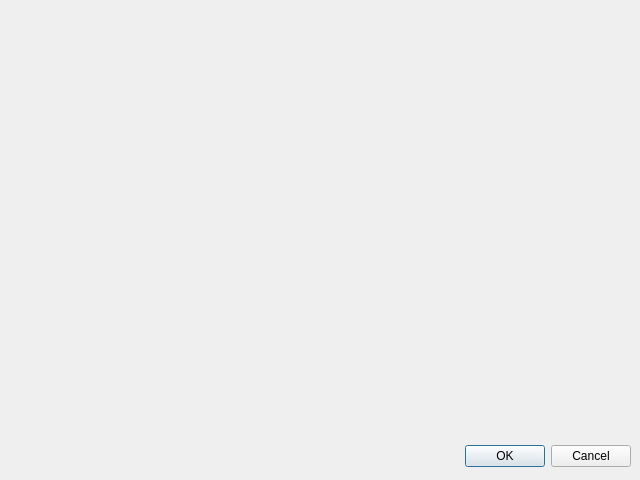
Qt form python/resources/ui/ExportCSV.ui (introlab/OpenIMU) before a commit.
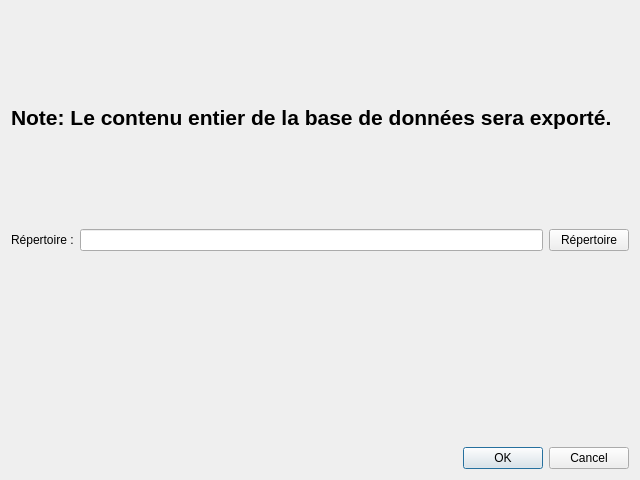
The same form after that commit.

Commit message: creating csv directory

```diff
--- a/python/resources/ui/ExportCSV.ui
+++ b/python/resources/ui/ExportCSV.ui
@@ -13,22 +13,73 @@
   <property name="windowTitle">
    <string>Dialog</string>
   </property>
-  <widget class="QDialogButtonBox" name="buttonBox">
-   <property name="geometry">
-    <rect>
-     <x>10</x>
-     <y>440</y>
-     <width>621</width>
-     <height>32</height>
-    </rect>
-   </property>
-   <property name="orientation">
-    <enum>Qt::Horizontal</enum>
-   </property>
-   <property name="standardButtons">
-    <set>QDialogButtonBox::Cancel|QDialogButtonBox::Ok</set>
-   </property>
-  </widget>
+  <layout class="QVBoxLayout" name="verticalLayout">
+   <item>
+    <widget class="QLabel" name="label_2">
+     <property name="sizePolicy">
+      <sizepolicy hsizetype="Expanding" vsizetype="Preferred">
+       <horstretch>0</horstretch>
+       <verstretch>0</verstretch>
+      </sizepolicy>
+     </property>
+     <property name="font">
+      <font>
+       <pointsize>16</pointsize>
+       <weight>75</weight>
+       <bold>true</bold>
+      </font>
+     </property>
+     <property name="text">
+      <string>Note: Le contenu entier de la base de données sera exporté.</string>
+     </property>
+    </widget>
+   </item>
+   <item>
+    <layout class="QFormLayout" name="formLayout">
+     <item row="1" column="0">
+      <widget class="QLabel" name="label">
+       <property name="text">
+        <string>Répertoire :</string>
+       </property>
+      </widget>
+     </item>
+     <item row="1" column="1">
+      <layout class="QHBoxLayout" name="horizontalLayout">
+       <property name="sizeConstraint">
+        <enum>QLayout::SetMaximumSize</enum>
+       </property>
+       <item>
+        <widget class="QLineEdit" name="lineDir">
+         <property name="sizePolicy">
+          <sizepolicy hsizetype="Expanding" vsizetype="Fixed">
+           <horstretch>0</horstretch>
+           <verstretch>0</verstretch>
+          </sizepolicy>
+         </property>
+        </widget>
+       </item>
+       <item>
+        <widget class="QPushButton" name="dirButton">
+         <property name="text">
+          <string>Répertoire</string>
+         </property>
+        </widget>
+       </item>
+      </layout>
+     </item>
+    </layout>
+   </item>
+   <item>
+    <widget class="QDialogButtonBox" name="buttonBox">
+     <property name="orientation">
+      <enum>Qt::Horizontal</enum>
+     </property>
+     <property name="standardButtons">
+      <set>QDialogButtonBox::Cancel|QDialogButtonBox::Ok</set>
+     </property>
+    </widget>
+   </item>
+  </layout>
  </widget>
  <resources/>
  <connections>
```
Left out of the diff: 2 changed lines with no effect on the pictures. The commit also changes 2 other files.
